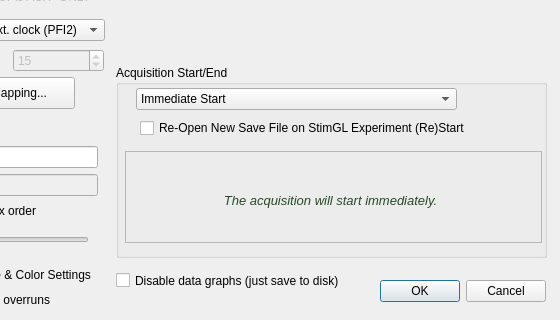
Above: ConfigureDialog.ui from acorver/SpikeGL before the change; both pictures show x 360 to 920 and y 175 to 495 of the 920 by 495 pixel window. Below: the same form after it.
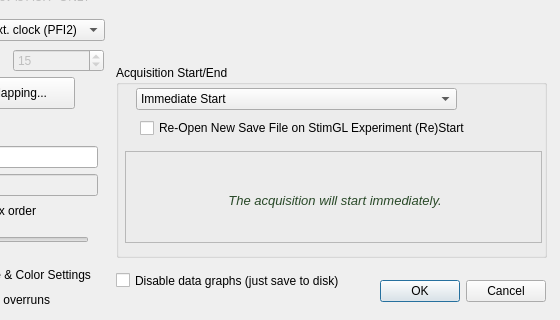
That is the form after the change. Icons and pictures are not drawn.

```diff
--- a/ConfigureDialog.ui
+++ b/ConfigureDialog.ui
@@ -364,9 +364,9 @@
     <widget class="QLabel" name="acqStartEndDescrLbl">
      <property name="geometry">
       <rect>
-       <x>15</x>
+       <x>10</x>
        <y>9</y>
-       <width>381</width>
+       <width>400</width>
        <height>82</height>
       </rect>
      </property>
```
